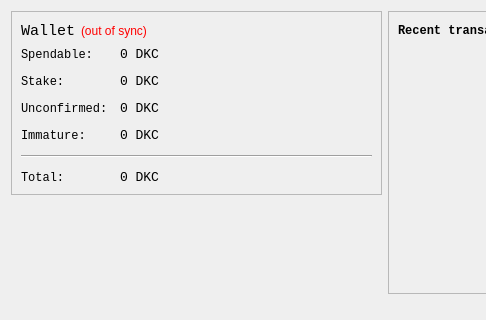
DarkCredit/DarkCredit, file src/qt/forms/overviewpage.ui: the form before one commit; both pictures show x 0 to 486 and y 0 to 320 of the 770 by 587 pixel window.
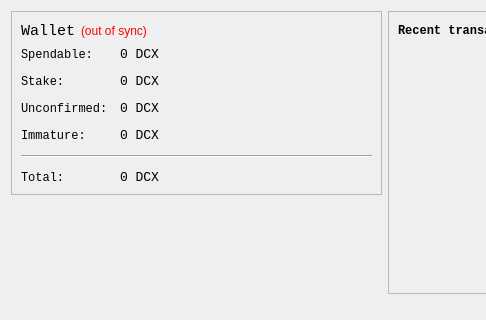
The form after the commit. Icons and pictures are not drawn.

```diff
--- a/src/qt/forms/overviewpage.ui
+++ b/src/qt/forms/overviewpage.ui
@@ -114,7 +114,7 @@
              <string>Your current spendable balance</string>
             </property>
             <property name="text">
-             <string notr="true">0 DKC</string>
+             <string notr="true">0 DCX</string>
             </property>
             <property name="textInteractionFlags">
              <set>Qt::LinksAccessibleByMouse|Qt::TextSelectableByKeyboard|Qt::TextSelectableByMouse</set>
@@ -150,7 +150,7 @@
              <string>Total of coins that was staked, and do not yet count toward the current balance</string>
             </property>
             <property name="text">
-             <string notr="true">0 DKC</string>
+             <string notr="true">0 DCX</string>
             </property>
             <property name="textInteractionFlags">
              <set>Qt::LinksAccessibleByMouse|Qt::TextSelectableByKeyboard|Qt::TextSelectableByMouse</set>
@@ -186,7 +186,7 @@
              <string>Total of transactions that have yet to be confirmed, and do not yet count toward the current balance</string>
             </property>
             <property name="text">
-             <string notr="true">0 DKC</string>
+             <string notr="true">0 DCX</string>
             </property>
             <property name="textInteractionFlags">
              <set>Qt::LinksAccessibleByMouse|Qt::TextSelectableByKeyboard|Qt::TextSelectableByMouse</set>
@@ -219,7 +219,7 @@
              <string>Mined balance that has not yet matured</string>
             </property>
             <property name="text">
-             <string notr="true">0 DKC</string>
+             <string notr="true">0 DCX</string>
             </property>
             <property name="textInteractionFlags">
              <set>Qt::LinksAccessibleByMouse|Qt::TextSelectableByKeyboard|Qt::TextSelectableByMouse</set>
@@ -262,7 +262,7 @@
              <string>Your current total balance</string>
             </property>
             <property name="text">
-             <string notr="true">0 DKC</string>
+             <string notr="true">0 DCX</string>
             </property>
             <property name="textInteractionFlags">
              <set>Qt::LinksAccessibleByMouse|Qt::TextSelectableByKeyboard|Qt::TextSelectableByMouse</set>
```
